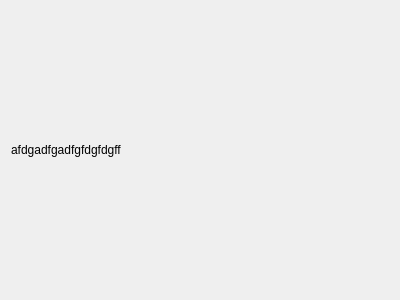
The window that src/services/appindex/appindexwidget.ui (albertlauncher/albert) describes before a commit, drawn with Qt 5.
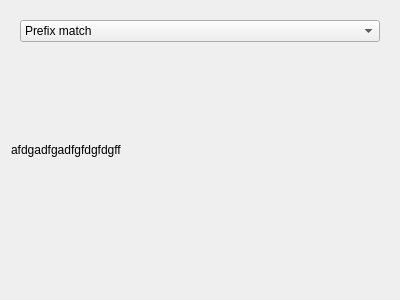
The same window after the commit.

Commit message: Add search settings for bookmark and app index

```diff
--- a/src/services/appindex/appindexwidget.ui
+++ b/src/services/appindex/appindexwidget.ui
@@ -16,6 +16,40 @@
      <property name="text">
       <string>afdgadfgadfgfdgfdgff</string>
      </property>
+     <layout class="QVBoxLayout" name="verticalLayout">
+      <item>
+       <widget class="QComboBox" name="comboBoxSearchType">
+        <item>
+         <property name="text">
+          <string>Prefix match</string>
+         </property>
+        </item>
+        <item>
+         <property name="text">
+          <string>Prefix match any word</string>
+         </property>
+        </item>
+        <item>
+         <property name="text">
+          <string>Fuzzy search</string>
+         </property>
+        </item>
+       </widget>
+      </item>
+      <item>
+       <spacer name="verticalSpacer">
+        <property name="orientation">
+         <enum>Qt::Vertical</enum>
+        </property>
+        <property name="sizeHint" stdset="0">
+         <size>
+          <width>20</width>
+          <height>40</height>
+         </size>
+        </property>
+       </spacer>
+      </item>
+     </layout>
     </widget>
    </item>
   </layout>
```
The commit also changes 9 other files.
